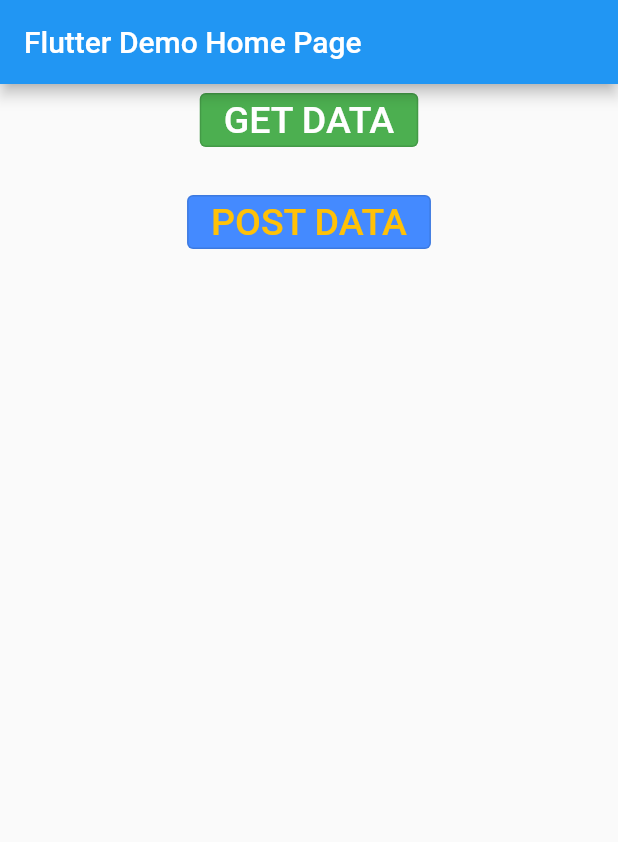
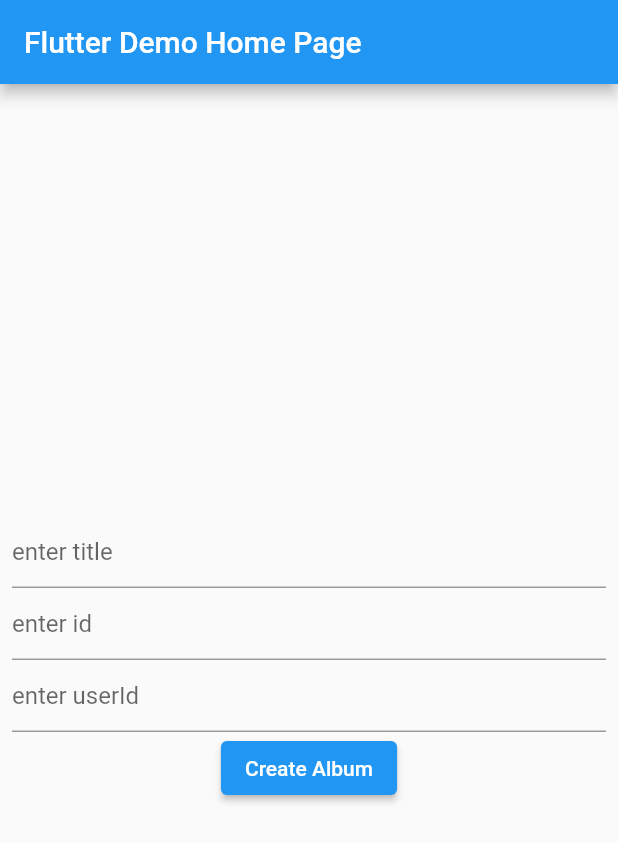
Before and after one commit to abdalmuneim/GetAndPost, a Flutter app: the screen it shows after launch, on a phone screen of 412 x 824 dp. Shown: the top 842 px of the screen. Run offline on Flutter 3.47's test engine with Material 2 defaults, Android fonts, the phone set to English and light mode, and no system bars.

Commit message:
suneUpData

```diff
--- a/lib/main.dart
+++ b/lib/main.dart
@@ -1,6 +1,8 @@
 import 'package:flutter/material.dart';
+import 'package:flutter/widgets.dart';
 import 'package:postdata/modul/datamdel.dart';
-import 'package:postdata/server/getapi.dart';
+import 'package:postdata/server/postapi.dart';
+import 'package:postdata/viewdata.dart';
 
 void main() {
   runApp(const MyApp());
@@ -31,19 +33,11 @@ class MyHomePage extends StatefulWidget {
 }
 
 class _MyHomePageState extends State<MyHomePage> {
-  late Future<List<Album>?> brand;
   bool isLoading = false;
-
-  @override
-  void initState() {
-    super.initState();
-    brand = GetDat().fetchData();
-  }
-
-  // const Duration(milliseconds: 3000),
-  // () => setState(() {
-  // isLoading = false;
-  // });
+  final TextEditingController _titleTextField = TextEditingController();
+  final TextEditingController _idTextField = TextEditingController();
+  final TextEditingController _userIdTextField = TextEditingController();
+  Future<Album>? _futureAlbum;
 
   @override
   Widget build(BuildContext context) {
@@ -51,85 +45,145 @@ class _MyHomePageState extends State<MyHomePage> {
       appBar: AppBar(
         title: Text(widget.title),
       ),
-      body: Center(
-        child: Column(
+      body: Container(
+        alignment: Alignment.center,
+        padding: const EdgeInsets.all(8.0),
+        child: (_futureAlbum == null)
+            ? buildColumn()
+            : ViewData(appBar: _titleTextField.text),
+      ),
+
+      // OutlinedButton(
+      //   onPressed: () {
+      //     Navigator.push(context,
+      //         MaterialPageRoute(builder: (context) => const ViewData()));
+      //   },
+      //   child: const Text('GET DATA',
+      //       style: TextStyle(color: Colors.white, fontSize: 25)),
+      //   style: ButtonStyle(
+      //       backgroundColor: MaterialStateProperty.resolveWith(
+      //           (states) => Colors.green)),
+      // ),
+      // const SizedBox(height: 20),
+      // OutlinedButton(
+      //   onPressed: () {
+      //     (_futureAlbum == null)
+      //         ? showDialog(
+      //             context: context,
+      //             builder: (context) {
+      //               return AlertDialog(
+      //                 title: const Text('Enter Album title'),
+      //                 content: TextField(
+      //                   decoration: const InputDecoration(
+      //                     hintText: 'title',
+      //                     hintStyle: TextStyle(color: Colors.grey),
+      //                     label: Text('Title'),
+      //                   ),
+      //                   controller: _titleTextField,
+      //                 ),
+      //                 actions: [
+      //                   TextButton(
+      //                       onPressed: () {
+      //                         Navigator.pop(context);
+      //                       },
+      //                       child: const Text(
+      //                         'Cancel',
+      //                         style: TextStyle(color: Colors.blueAccent),
+      //                       )),
+      //                   TextButton(
+      //                       onPressed: () {
+      //                         setState(() {
+      //                           _futureAlbum = PostData()
+      //                               .posts(_titleTextField.text);
+      //                         });
+      //                         Navigator.pop(context, _futureAlbum);
+      //                         // isLoading
+      //                         //     ? null
+      //                         //     : () {
+      //                         //         print(isLoading);
+      //                         //         Future.delayed(
+      //                         //             const Duration(
+      //                         //                 milliseconds: 3000),
+      //                         //             () => {
+      //                         //                   setState(() {
+      //                         //                     isLoading = false;
+      //                         //                   }),
+      //                         //                   ScaffoldMessenger.of(
+      //                         //                           context)
+      //                         //                       .showSnackBar(
+      //                         //                           const SnackBar(
+      //                         //                               content: Text(
+      //                         //                                   'Post Successful'))),
+      //                         //                   print(isLoading),
+      //                         //                 });
+      //                         //         setState(() {
+      //                         //           isLoading = true;
+      //                         //         });
+      //                         //         print(isLoading);
+      //                         //       };
+      //                       },
+      //                       child: const Text(
+      //                         'Post',
+      //                         style: TextStyle(color: Colors.redAccent),
+      //                       ))
+      //                 ],
+      //               );
+      //             })
+      //         : Navigator.of(context).push(MaterialPageRoute(
+      //             builder: (context) => const ViewData()));
+      //   },
+      //   child: isLoading
+      //       ? const Text('Processing your request, please wait...',
+      //           style: TextStyle(color: Colors.amber, fontSize: 25))
+      //       : const Text('POST DATA',
+      //           style: TextStyle(color: Colors.amber, fontSize: 25)),
+      //   style: ButtonStyle(
+      //       backgroundColor: MaterialStateProperty.resolveWith(
+      //           (states) => isLoading ? Colors.red : Colors.blueAccent)),
+      // ),
+    );
+  }
+
+  buildColumn() {
+    return Column(
+      mainAxisAlignment: MainAxisAlignment.center,
       children: [
-            OutlinedButton(
-              onPressed: () => buildFutureBuilder(),
-              child: const Text('GET DATA',
-                  style: TextStyle(color: Colors.white, fontSize: 25)),
-              style: ButtonStyle(
-                  backgroundColor: MaterialStateProperty.resolveWith(
-                      (states) => Colors.green)),
+        TextField(
+          controller: _titleTextField,
+          decoration: const InputDecoration(hintText: 'enter title'),
         ),
-            const SizedBox(height: 20),
-            OutlinedButton(
-              onPressed: isLoading
-                  ? null
-                  : () {
-                      print(isLoading);
+        TextField(
+          controller: _idTextField,
+          decoration: const InputDecoration(hintText: 'enter id'),
+          keyboardType: TextInputType.number,
+        ),
+        TextField(
+          controller: _userIdTextField,
+          decoration: const InputDecoration(hintText: 'enter userId'),
+          keyboardType: TextInputType.number,
+        ),
+        ElevatedButton(
+            onPressed: () {
+              int id = int.parse(_idTextField.text);
+              int userId = int.parse(_userIdTextField.text);
+              setState(() {
+                _futureAlbum =
+                    PostData().posts(_titleTextField.text, id, userId);
+              });
               Future.delayed(
-                          const Duration(milliseconds: 3000),
+                  const Duration(milliseconds: 500),
                   () => {
                         setState(() {
                           isLoading = false;
                         }),
                         ScaffoldMessenger.of(context).showSnackBar(
-                                    const SnackBar(
-                                        content: Text('Post Successful'))),
-                                print(isLoading),
+                            const SnackBar(content: Text('Post Successful'))),
                       });
-                      setState(() {
-                        isLoading = true;
-                      });
-                      print(isLoading);
             },
-              child: isLoading
-                  ? const Text('Processing your request, please wait...',
-                      style: TextStyle(color: Colors.amber, fontSize: 25))
-                  : const Text('POST DATA',
-                      style: TextStyle(color: Colors.amber, fontSize: 25)),
-              style: ButtonStyle(
-                  backgroundColor: MaterialStateProperty.resolveWith(
-                      (states) => isLoading ? Colors.red : Colors.blueAccent)),
-            ),
+            child: const Text('Create Album'))
       ],
-        ),
-      ),
     );
   }
 
-  buildFutureBuilder() {
-    return FutureBuilder(
-      future: brand,
-      builder: (BuildContext context, AsyncSnapshot<List<Album>?> snapshot) {
-        switch (snapshot.connectionState) {
-          case ConnectionState.none:
-            return const Center(child: Text('none'));
-          case ConnectionState.waiting:
-            return const Center(child: CircularProgressIndicator());
-          case ConnectionState.active:
-            return const Center(child: Text(''));
-          case ConnectionState.done:
-            if (snapshot.hasError) {
-              return Center(
-                  child: Text('${snapshot.error}',
-                      style: const TextStyle(color: Colors.red, fontSize: 20)));
-            } else {
-              return Center(
-                child: ListView.builder(
-                  itemCount: snapshot.data!.length,
-                  itemBuilder: (BuildContext context, int index) {
-                    return ListTile(
-                      title: Text('${snapshot.data![index].id}'),
-                      subtitle: Text(snapshot.data![index].title),
-                    );
-                  },
-                ),
-              );
+  buildFutureBuilder() {}
 }
-        }
-      },
-    );
-  }
-}
```
Also changed, not shown: lib/server/postapi.dart (+9 -8 lines), lib/viewdata.dart (added, +67 -0 lines). Lines whose indentation alone changed are shown as unchanged.
